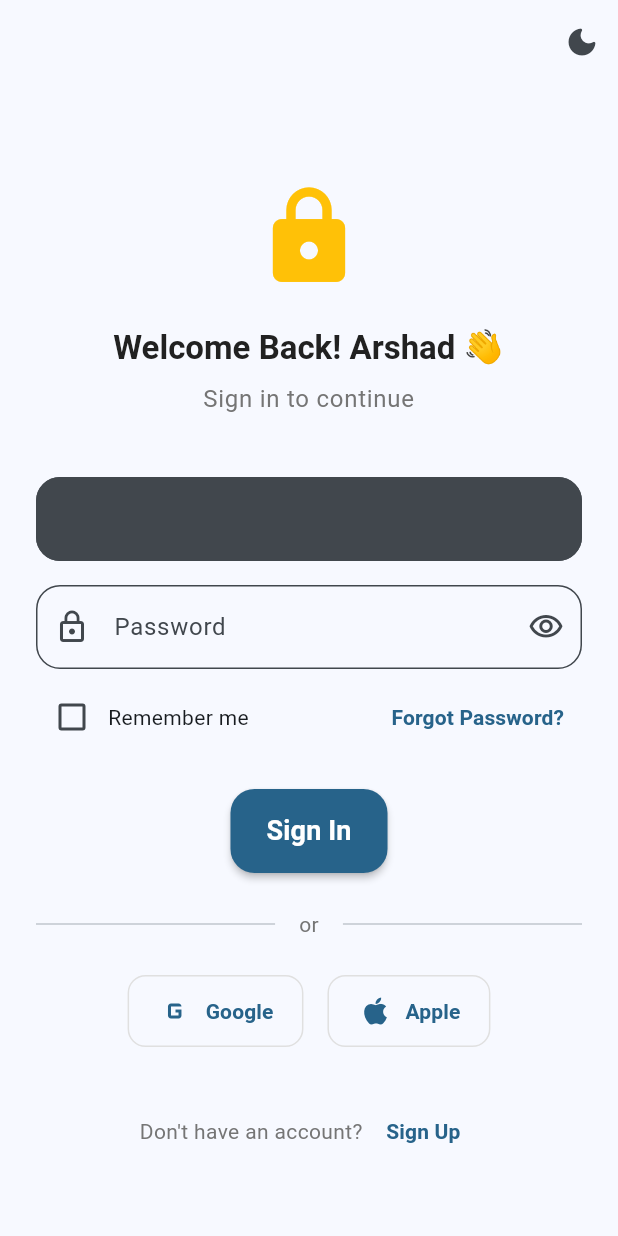
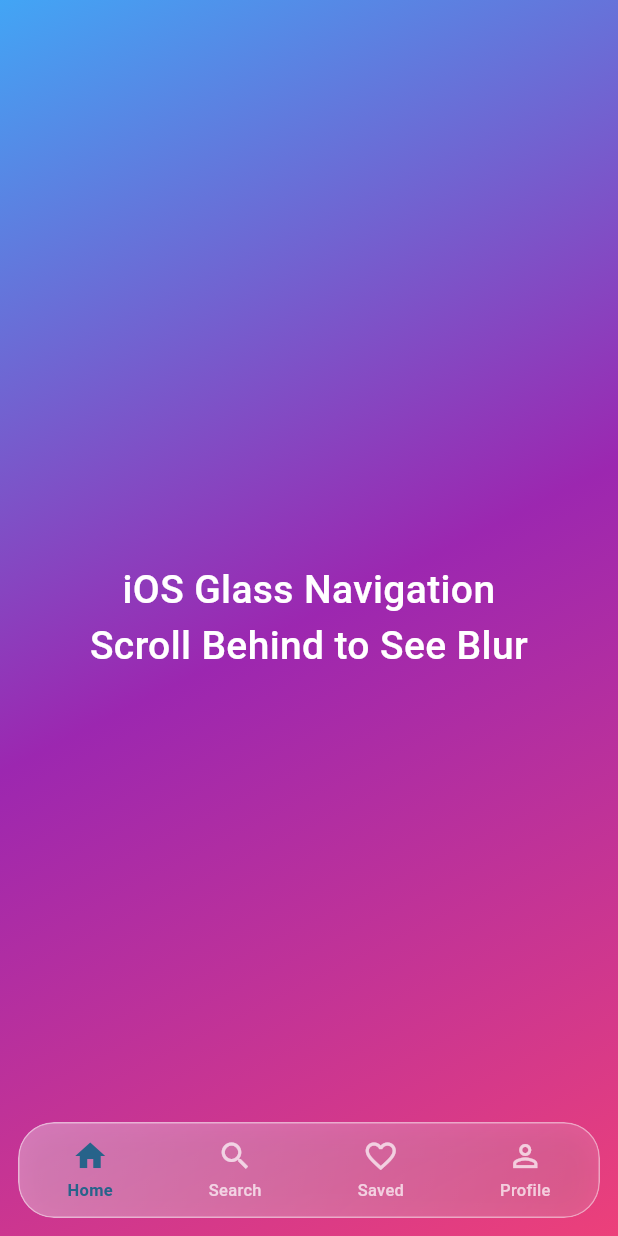
Before and after one commit to Arshad-ullah/action_github_testing, a Flutter app: the screen it shows after launch, on a phone screen of 412 x 824 dp. Run offline on Flutter 3.47's test engine with Material 3 defaults, Android fonts, the phone set to English and light mode, and no system bars.

Commit message:
changes done

```diff
--- a/lib/login_screen.dart
+++ b/lib/login_screen.dart
@@ -58,6 +58,8 @@ class _LoginScreenState extends State<LoginScreen> {
       }
     }
   }
+
+  void showData() {}
 
   @override
   Widget build(BuildContext context) {
--- a/lib/main.dart
+++ b/lib/main.dart
@@ -1,6 +1,7 @@
+import 'dart:ui';
+
 import 'package:flutter/material.dart';
 import 'package:my_app/app_theme.dart';
-import 'package:my_app/login_screen.dart';
 
 void main() {
   // debugPrintRebuildDirtyWidgets = true;
@@ -23,9 +24,187 @@ class MyApp extends StatelessWidget {
           theme: AppTheme.lightTheme,
           darkTheme: AppTheme.darkTheme,
           themeMode: currentMode,
-          home: const LoginScreen(),
+          home: const IOSGlassBottomBarDemo(),
         );
       },
     );
   }
 }
+
+class IOSGlassBottomBarDemo extends StatefulWidget {
+  const IOSGlassBottomBarDemo({super.key});
+
+  @override
+  State<IOSGlassBottomBarDemo> createState() => _IOSGlassBottomBarDemoState();
+}
+
+class _IOSGlassBottomBarDemoState extends State<IOSGlassBottomBarDemo> {
+  int _selectedIndex = 0;
+
+  // iOS-style tab items
+  final List<IOSNavItem> _tabs = const [
+    IOSNavItem(
+      icon: Icons.home_outlined,
+      activeIcon: Icons.home,
+      label: 'Home',
+    ),
+    IOSNavItem(
+      icon: Icons.search_outlined,
+      activeIcon: Icons.search,
+      label: 'Search',
+    ),
+    IOSNavItem(
+      icon: Icons.favorite_border_outlined,
+      activeIcon: Icons.favorite,
+      label: 'Saved',
+    ),
+    IOSNavItem(
+      icon: Icons.person_outline,
+      activeIcon: Icons.person,
+      label: 'Profile',
+    ),
+  ];
+
+  @override
+  Widget build(BuildContext context) {
+    return Scaffold(
+      // 🔑 Must be true so content scrolls behind the glass bar
+      extendBody: true,
+      body: Stack(
+        children: [
+          // Vibrant background to showcase the blur effect
+          Container(
+            decoration: BoxDecoration(
+              gradient: LinearGradient(
+                begin: Alignment.topLeft,
+                end: Alignment.bottomRight,
+                colors: [
+                  Colors.blue.shade400,
+                  Colors.purple.shade500,
+                  Colors.pink.shade400,
+                ],
+              ),
+            ),
+            child: const Center(
+              child: Text(
+                'iOS Glass Navigation\nScroll Behind to See Blur',
+                textAlign: TextAlign.center,
+                style: TextStyle(
+                  fontSize: 26,
+                  color: Colors.white,
+                  fontWeight: FontWeight.w500,
+                ),
+              ),
+            ),
+          ),
+          // iPhone Glass Bar
+          _buildIOSGlassBar(),
+        ],
+      ),
+    );
+  }
+
+  Widget _buildIOSGlassBar() {
+    // Use viewPadding for accurate notch/home indicator spacing
+    final bottomPadding = MediaQuery.viewPaddingOf(context).bottom;
+    final primaryColor = Theme.of(context).colorScheme.primary;
+
+    return Positioned(
+      left: 12,
+      right: 12,
+      bottom: bottomPadding + 12,
+      child: ClipRRect(
+        borderRadius: BorderRadius.circular(24),
+        child: BackdropFilter(
+          // iOS uses strong blur with soft falloff
+          filter: ImageFilter.blur(sigmaX: 20, sigmaY: 20),
+          child: Container(
+            height: 64,
+            decoration: BoxDecoration(
+              // iOS "Ultra Thin Material" simulation
+              gradient: LinearGradient(
+                begin: Alignment.topLeft,
+                end: Alignment.bottomRight,
+                colors: [
+                  Colors.white.withOpacity(0.35),
+                  Colors.white.withOpacity(0.15),
+                ],
+              ),
+              borderRadius: BorderRadius.circular(24),
+              // Subtle white edge highlight (iOS signature)
+              border: Border.all(
+                color: Colors.white.withOpacity(0.45),
+                width: 1,
+              ),
+              boxShadow: [
+                BoxShadow(
+                  color: Colors.black.withOpacity(0.08),
+                  blurRadius: 16,
+                  offset: const Offset(0, 4),
+                ),
+              ],
+            ),
+            child: Row(
+              mainAxisAlignment: MainAxisAlignment.spaceAround,
+              children: List.generate(_tabs.length, (index) {
+                final isSelected = _selectedIndex == index;
+                return _buildTabItem(
+                  _tabs[index],
+                  index,
+                  isSelected,
+                  primaryColor,
+                );
+              }),
+            ),
+          ),
+        ),
+      ),
+    );
+  }
+
+  Widget _buildTabItem(
+    IOSNavItem item,
+    int index,
+    bool isSelected,
+    Color primaryColor,
+  ) {
+    return GestureDetector(
+      onTap: () => setState(() => _selectedIndex = index),
+      behavior: HitTestBehavior.opaque,
+      child: Container(
+        padding: const EdgeInsets.symmetric(horizontal: 10, vertical: 6),
+        child: Column(
+          mainAxisSize: MainAxisSize.min,
+          children: [
+            Icon(
+              isSelected ? item.activeIcon : item.icon,
+              color: isSelected ? primaryColor : Colors.white70,
+              size: 24,
+            ),
+            const SizedBox(height: 3),
+            Text(
+              item.label,
+              style: TextStyle(
+                fontSize: 11,
+                fontWeight: isSelected ? FontWeight.w600 : FontWeight.w500,
+                color: isSelected ? primaryColor : Colors.white70,
+                letterSpacing: 0.2,
+              ),
+            ),
+          ],
+        ),
+      ),
+    );
+  }
+}
+
+class IOSNavItem {
+  final IconData icon;
+  final IconData activeIcon;
+  final String label;
+  const IOSNavItem({
+    required this.icon,
+    required this.activeIcon,
+    required this.label,
+  });
+}
```
